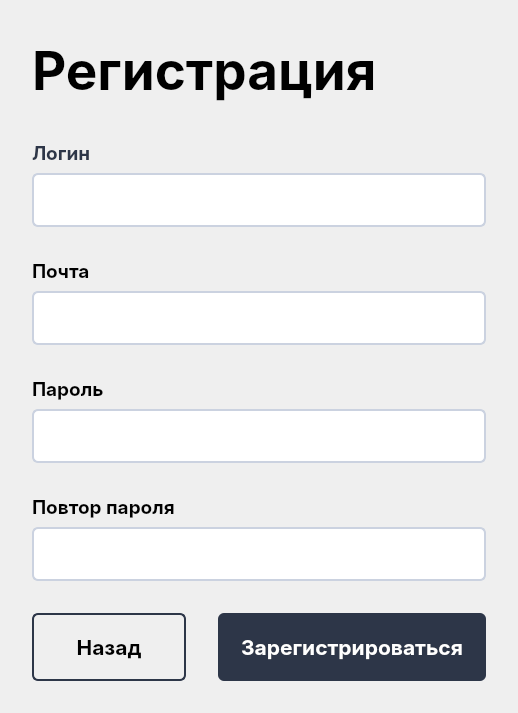
This is client/ITSwarm/windows/reg_window/reg_window.ui in cpp-park-vk-education/2023_1_Rabotyagi as Qt 5 draws it before an edit. The edited form follows.
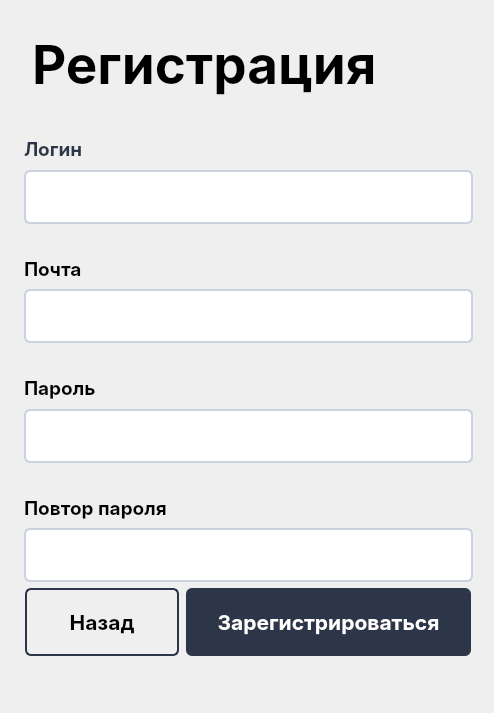
This is the edited form.

```diff
--- a/client/ITSwarm/windows/reg_window/reg_window.ui
+++ b/client/ITSwarm/windows/reg_window/reg_window.ui
@@ -22,24 +22,15 @@
   <property name="styleSheet">
    <string notr="true"/>
   </property>
-  <layout class="QVBoxLayout" name="verticalLayout">
-   <property name="spacing">
-    <number>32</number>
-   </property>
-   <property name="leftMargin">
-    <number>32</number>
-   </property>
-   <property name="topMargin">
-    <number>32</number>
-   </property>
-   <property name="rightMargin">
-    <number>32</number>
-   </property>
-   <property name="bottomMargin">
-    <number>32</number>
-   </property>
-   <item>
     <widget class="QLabel" name="title">
+   <property name="geometry">
+    <rect>
+     <x>32</x>
+     <y>32</y>
+     <width>386</width>
+     <height>63</height>
+    </rect>
+   </property>
      <property name="font">
       <font>
        <family>Inter</family>
@@ -52,7 +43,16 @@
       <string>&lt;b&gt;Регистрация&lt;/b&gt;</string>
      </property>
     </widget>
-   </item>
+  <widget class="QWidget" name="">
+   <property name="geometry">
+    <rect>
+     <x>24</x>
+     <y>136</y>
+     <width>449</width>
+     <height>520</height>
+    </rect>
+   </property>
+   <layout class="QVBoxLayout" name="verticalLayout">
    <item>
     <layout class="QVBoxLayout" name="datastack">
      <property name="spacing">
@@ -278,6 +278,12 @@
     <layout class="QHBoxLayout" name="buttonstack">
      <item>
       <widget class="QPushButton" name="goBackButton">
+        <property name="sizePolicy">
+         <sizepolicy hsizetype="Fixed" vsizetype="Fixed">
+          <horstretch>0</horstretch>
+          <verstretch>0</verstretch>
+         </sizepolicy>
+        </property>
        <property name="font">
         <font>
          <family>Inter</family>
@@ -312,6 +318,18 @@
      </item>
      <item>
       <widget class="QPushButton" name="registerButton">
+        <property name="sizePolicy">
+         <sizepolicy hsizetype="Maximum" vsizetype="Fixed">
+          <horstretch>0</horstretch>
+          <verstretch>0</verstretch>
+         </sizepolicy>
+        </property>
+        <property name="minimumSize">
+         <size>
+          <width>285</width>
+          <height>0</height>
+         </size>
+        </property>
        <property name="font">
         <font>
          <family>Inter</family>
@@ -350,6 +368,7 @@
     </layout>
    </item>
   </layout>
+  </widget>
  </widget>
  <resources/>
  <connections/>
```
Left out of the diff: 2 changed lines with no effect on the pictures. Lines whose indentation alone changed are shown as unchanged.
